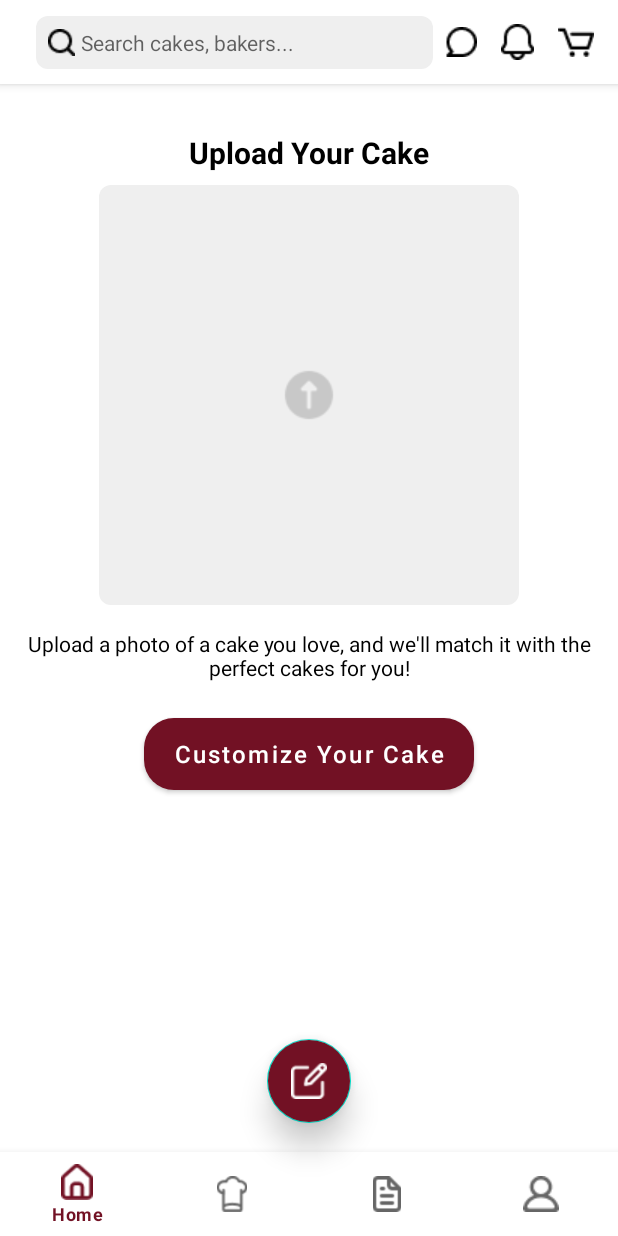
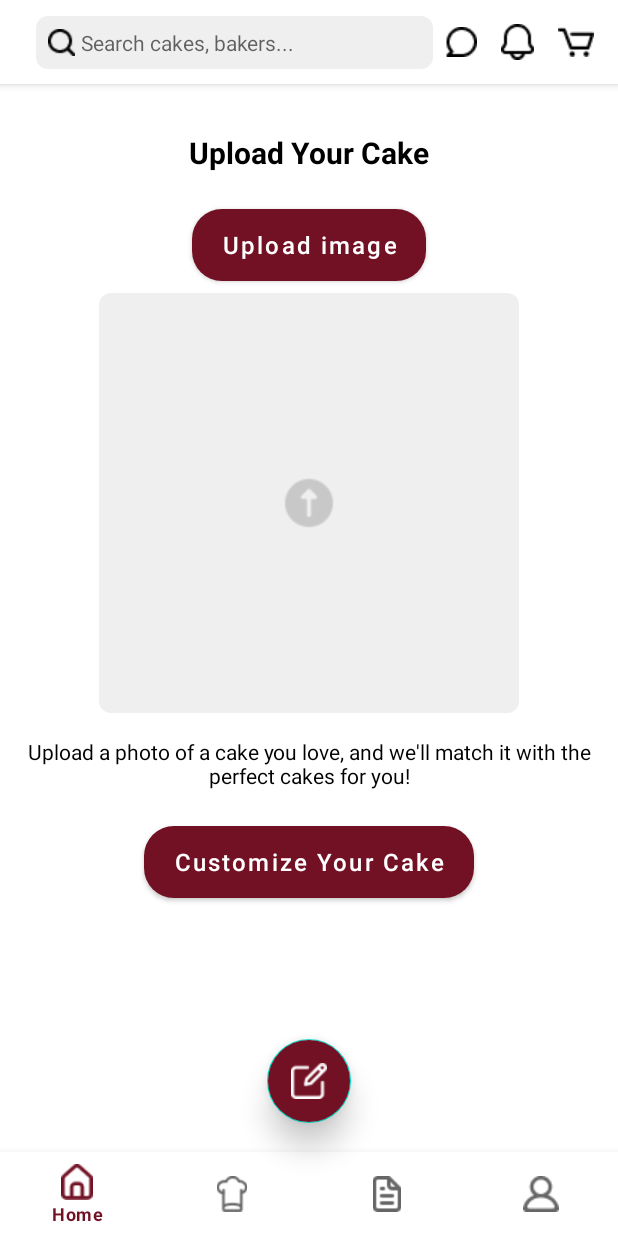
Before and after one commit to sodhir/BakeLink-Research_Project, an Android app: the C_RequestQuoteActivity screen opened directly, with no data from a screen before it, on a phone screen of 412 x 824 dp. Run offline under Robolectric (Android 15) with nearby library versions, the phone set to English and light mode, and no system bars.

Commit message:
Image upload in the cake quote request added

```diff
--- a/app/src/main/AndroidManifest.xml
+++ b/app/src/main/AndroidManifest.xml
@@ -1,6 +1,8 @@
 <?xml version="1.0" encoding="utf-8"?>
 <manifest xmlns:android="http://schemas.android.com/apk/res/android"
     xmlns:tools="http://schemas.android.com/tools">
+
+    <uses-permission android:name="android.permission.READ_EXTERNAL_STORAGE" />
 
     <application
         android:allowBackup="true"
--- a/app/src/main/java/com/example/bakelink/customers/C_RequestQuoteActivity.java
+++ b/app/src/main/java/com/example/bakelink/customers/C_RequestQuoteActivity.java
@@ -1,10 +1,19 @@
 package com.example.bakelink.customers;
 
+import android.app.Activity;
 import android.content.Intent;
+import android.net.Uri;
 import android.os.Bundle;
+import android.provider.MediaStore;
+import android.view.View;
 import android.widget.Button;
+import android.widget.ImageView;
 
 import androidx.activity.EdgeToEdge;
+import androidx.activity.result.ActivityResult;
+import androidx.activity.result.ActivityResultCallback;
+import androidx.activity.result.ActivityResultLauncher;
+import androidx.activity.result.contract.ActivityResultContracts;
 import androidx.appcompat.app.AppCompatActivity;
 import androidx.core.graphics.Insets;
 import androidx.core.view.ViewCompat;
@@ -14,6 +23,9 @@ import com.example.bakelink.R;
 import com.google.android.material.bottomnavigation.BottomNavigationView;
 
 public class C_RequestQuoteActivity extends AppCompatActivity {
+
+    ImageView cakeImg;
+    Button uploadButton;
 
     @Override
     protected void onCreate(Bundle savedInstanceState) {
@@ -28,6 +40,18 @@ public class C_RequestQuoteActivity extends AppCompatActivity {
 
         setupBottomNavigation();
 
+
+        cakeImg = findViewById(R.id.uploadedImg);
+        uploadButton = findViewById(R.id.btnUpload);
+
+       uploadButton.setOnClickListener(new View.OnClickListener() {
+           @Override
+           public void onClick(View v) {
+               openImagePicker();
+           }
+       });
+
+
         Button requestQuoteButton = findViewById(R.id.button_request_quote);
         requestQuoteButton.setOnClickListener(v -> {
 
@@ -35,6 +59,26 @@ public class C_RequestQuoteActivity extends AppCompatActivity {
 
 
     }
+
+    private final ActivityResultLauncher<Intent> imagePickerLauncher = registerForActivityResult(
+            new ActivityResultContracts.StartActivityForResult(),
+            new ActivityResultCallback<ActivityResult>() {
+                @Override
+                public void onActivityResult(ActivityResult result) {
+                    if (result.getResultCode() == Activity.RESULT_OK && result.getData() != null) {
+                        Uri imageUri = result.getData().getData();
+                        if (imageUri != null) {
+                            cakeImg.setImageURI(imageUri); // Display the selected image
+                        }
+                    }
+                }
+            });
+
+    private void openImagePicker() {
+        Intent intent = new Intent(Intent.ACTION_PICK, MediaStore.Images.Media.EXTERNAL_CONTENT_URI);
+        imagePickerLauncher.launch(intent);
+    }
+
     private void setupBottomNavigation() {
         BottomNavigationView bottomNav = findViewById(R.id.bottom_navigation);
 
--- a/app/src/main/res/layout/activity_crequest_quote.xml
+++ b/app/src/main/res/layout/activity_crequest_quote.xml
@@ -116,6 +116,23 @@
                 android:textSize="20sp"
                 android:textStyle="bold" />
 
+            <Button
+                android:id="@+id/btnUpload"
+                android:layout_width="wrap_content"
+                android:layout_height="wrap_content"
+                android:layout_gravity="center"
+                android:layout_marginTop="16dp"
+                android:layout_marginBottom="8dp"
+                android:background="@drawable/rounded_button_background"
+                android:paddingLeft="20dp"
+                android:paddingRight="20dp"
+                android:text="Upload image"
+                android:textAllCaps="false"
+                android:textColor="#FFFFFF"
+                android:textSize="16sp" />
+
+
+
             <RelativeLayout
                 android:layout_width="280dp"
                 android:layout_height="280dp"
@@ -125,10 +142,11 @@
                 android:background="@drawable/rounded_upload_background">
 
                 <ImageView
+                    android:id="@+id/uploadedImg"
                     android:layout_width="wrap_content"
                     android:layout_height="wrap_content"
                     android:layout_centerInParent="true"
-                    android:src="@drawable/ic_upload"   />
+                    android:src="@drawable/ic_upload" />
             </RelativeLayout>
 
             <TextView
```
